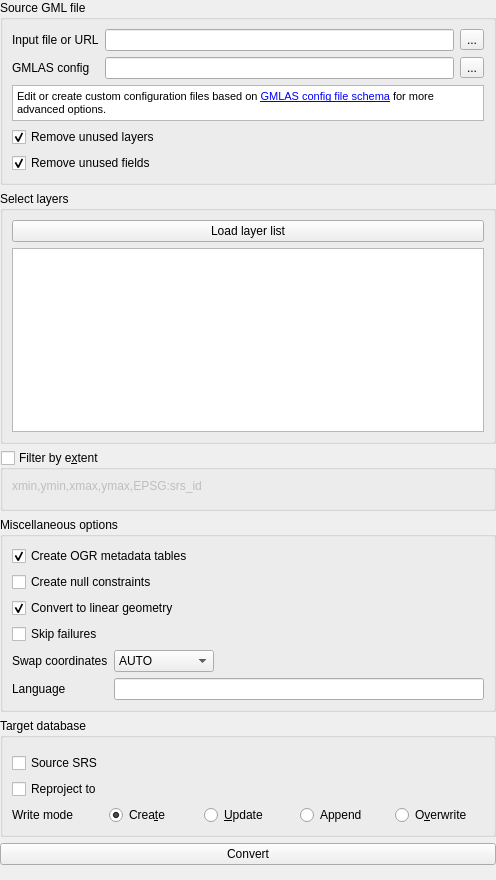
BRGM/gml_application_schema_toolbox, file gml_application_schema_toolbox/ui/import_gmlas_panel.ui: the form before one commit.
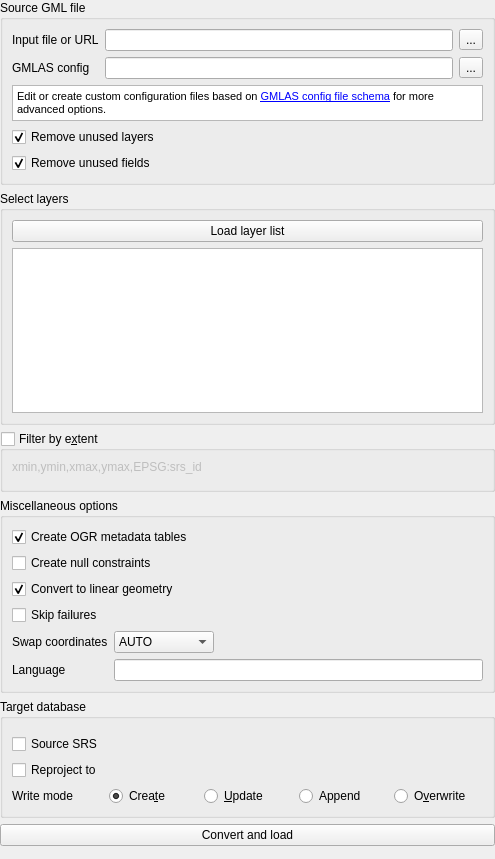
The form after the commit. Custom widgets are drawn as their Qt base class.

```diff
--- a/gml_application_schema_toolbox/ui/import_gmlas_panel.ui
+++ b/gml_application_schema_toolbox/ui/import_gmlas_panel.ui
@@ -6,8 +6,8 @@
    <rect>
     <x>0</x>
     <y>0</y>
-    <width>496</width>
-    <height>880</height>
+    <width>495</width>
+    <height>859</height>
    </rect>
   </property>
   <property name="windowTitle">
@@ -463,10 +463,23 @@
    <item>
     <widget class="QPushButton" name="convertButton">
      <property name="text">
-      <string>Convert</string>
+      <string>Convert and load</string>
      </property>
     </widget>
    </item>
+   <item>
+    <spacer name="verticalSpacer_2">
+     <property name="orientation">
+      <enum>Qt::Vertical</enum>
+     </property>
+     <property name="sizeHint" stdset="0">
+      <size>
+       <width>20</width>
+       <height>40</height>
+      </size>
+     </property>
+    </spacer>
+   </item>
    <item>
     <spacer name="verticalSpacer">
      <property name="orientation">
```
Left out of the diff: 4 changed lines with no effect on the pictures.
